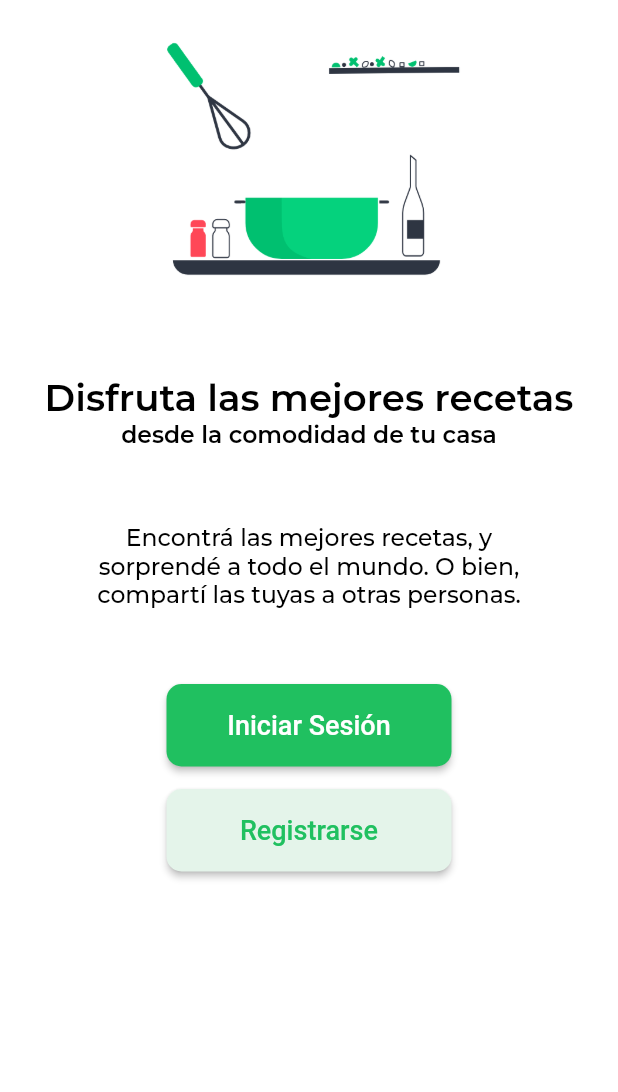
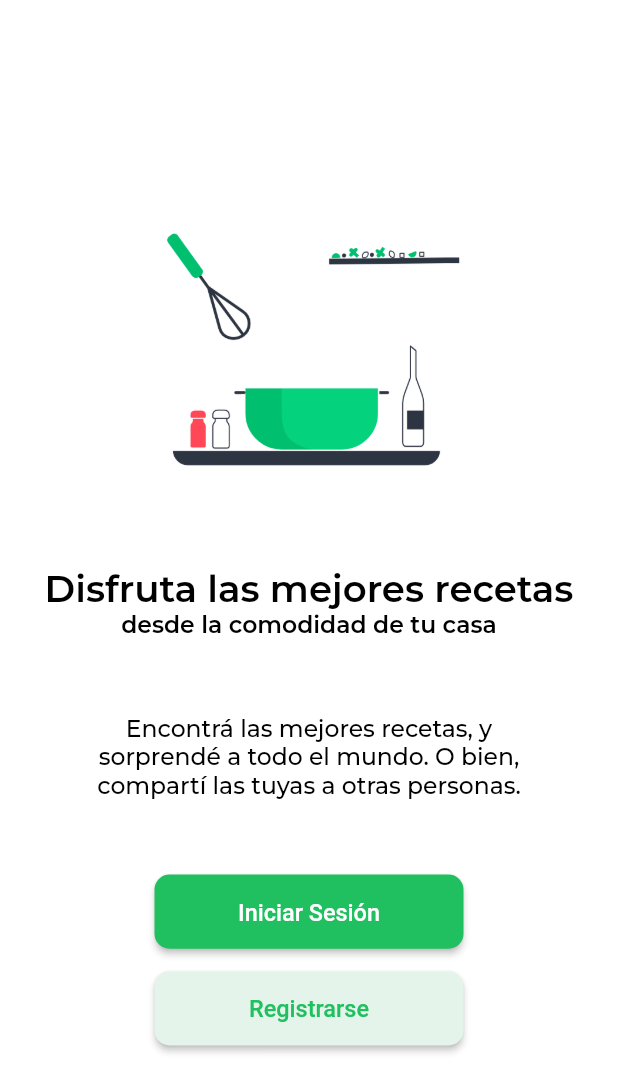
Before and after one commit to 2piradrian/recipes-team, a Flutter app: the screen it shows after launch, on a phone screen of 412 x 824 dp. Shown: the top 1092 px of the screen. Run offline on Flutter 3.47's test engine with Material 2 defaults, Android fonts, the phone set to English and light mode, and no system bars; our stand-ins replace google_fonts.

Commit message:
responsive details

```diff
--- a/client/flutter_app/lib/components/custom_button.dart
+++ b/client/flutter_app/lib/components/custom_button.dart
@@ -1,10 +1,12 @@
 import 'package:flutter/material.dart';
 import 'package:flutter_app/style/app_styles.dart';
+import 'package:flutter_app/style/size_config.dart';
 
 class CustomButton extends StatelessWidget {
   final String text;
   final double height;
   final double width;
+  final double size;
   final VoidCallback onPressed;
   final Color? color;
   final Color? textColor;
@@ -14,6 +16,7 @@ class CustomButton extends StatelessWidget {
     required this.onPressed,
     required this.height,
     required this.width,
+    required this.size,
     this.color,
     this.textColor,
     Key? key,
@@ -24,7 +27,10 @@ class CustomButton extends StatelessWidget {
     return ElevatedButton(
       onPressed: onPressed,
       style: ElevatedButton.styleFrom(
-        fixedSize: Size(height, width),
+        fixedSize: Size(
+          SizeConfig.blockSizeHorizontal! * width,
+          SizeConfig.blockSizeHorizontal! * height,
+        ),
         backgroundColor: color ?? AppStyles.kMainColor,
         padding: const EdgeInsets.symmetric(vertical: 12.0),
         shape: RoundedRectangleBorder(
@@ -34,7 +40,8 @@ class CustomButton extends StatelessWidget {
       child: Text(
         text,
         style: TextStyle(
-            fontSize: 18.0, color: textColor ?? AppStyles.kBackgroundColor),
+            fontSize: SizeConfig.blockSizeHorizontal! * size,
+            color: textColor ?? AppStyles.kBackgroundColor),
       ),
     );
   }
--- a/client/flutter_app/lib/screens/welcome_screen.dart
+++ b/client/flutter_app/lib/screens/welcome_screen.dart
@@ -13,7 +13,10 @@ class WelcomePage extends StatelessWidget {
     return Scaffold(
       backgroundColor: AppStyles.kBackgroundColor,
       body: SafeArea(
+        child: Center(
           child: Column(
+            mainAxisAlignment: MainAxisAlignment.center,
+            mainAxisSize: MainAxisSize.max,
             children: [
               Image.asset("assets/welcome.gif", height: 250),
               const CustomText(
@@ -44,8 +47,9 @@ class WelcomePage extends StatelessWidget {
               CustomButton(
                 text: 'Iniciar Sesión',
                 onPressed: () {},
-              height: 190,
-              width: 55,
+                height: 12,
+                width: 50,
+                size: 3.8,
                 color: AppStyles.kMainColor,
                 textColor: AppStyles.kBackgroundColor,
               ),
@@ -55,14 +59,16 @@ class WelcomePage extends StatelessWidget {
               CustomButton(
                 text: 'Registrarse',
                 onPressed: () {},
-              height: 190,
-              width: 55,
+                height: 12,
+                width: 50,
+                size: 3.8,
                 color: AppStyles.kShadedMainColor,
                 textColor: AppStyles.kMainColor,
               ),
             ],
           ),
         ),
+      ),
     );
   }
 }
--- a/client/flutter_app/lib/style/app_styles.dart
+++ b/client/flutter_app/lib/style/app_styles.dart
@@ -1,5 +1,4 @@
 import 'package:flutter/material.dart';
-import 'package:google_fonts/google_fonts.dart';
 import 'size_config.dart';
 
 class AppStyles {
@@ -12,22 +11,4 @@ class AppStyles {
   static const kContrastColor = Color.fromARGB(255, 0, 0, 0);
   /* Spaces */
   final double kPaddingHorizontal = SizeConfig.blockSizeHorizontal! * 6;
-  static const double kBorderRadius = 10.0;
-  /* Fonts */
-  static final kMontserratBold = GoogleFonts.montserrat(
-    fontWeight: FontWeight.w700,
-    color: AppStyles.kContrastColor,
-  );
-  static final kMontserratSemibold = GoogleFonts.montserrat(
-    fontWeight: FontWeight.w600,
-    color: AppStyles.kContrastColor,
-  );
-  static final kMontserratMedium = GoogleFonts.montserrat(
-    fontWeight: FontWeight.w500,
-    color: AppStyles.kContrastColor,
-  );
-  static final kMontserratRegular = GoogleFonts.montserrat(
-    fontWeight: FontWeight.w400,
-    color: AppStyles.kContrastColor,
-  );
 }
```
Lines whose indentation alone changed are shown as unchanged.
